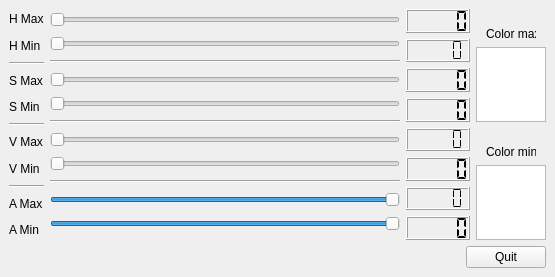
This is calibrationwindow.ui in Lproduct/test_thread as Qt 5 draws it before an edit. The edited form follows.
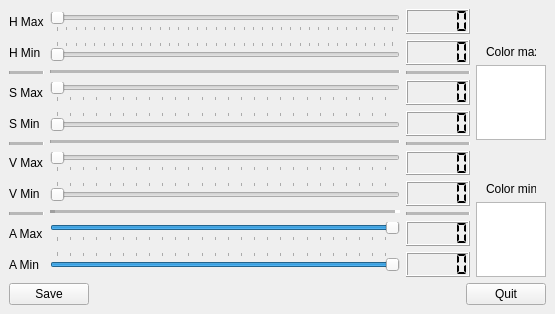
This is the edited form.

Diff of the .ui file:
```diff
--- a/calibrationwindow.ui
+++ b/calibrationwindow.ui
@@ -7,7 +7,7 @@
     <x>0</x>
     <y>0</y>
     <width>555</width>
-    <height>277</height>
+    <height>314</height>
    </rect>
   </property>
   <property name="windowTitle">
@@ -23,8 +23,8 @@
    <bool>false</bool>
   </property>
   <widget class="QWidget" name="centralwidget">
-   <layout class="QGridLayout" name="gridLayout" rowstretch="0,0" columnstretch="0,0,0,0,0">
-    <item row="0" column="0">
+   <layout class="QGridLayout" name="gridLayout" rowstretch="0,0,0" columnstretch="0">
+    <item row="1" column="0">
      <layout class="QHBoxLayout" name="horizontalLayout">
       <item>
        <layout class="QVBoxLayout" name="verticalLayout_2" stretch="0,0,0,0,0,0,0,0,0,0,0">
@@ -44,6 +44,9 @@
         </item>
         <item>
          <widget class="Line" name="line_6">
+          <property name="midLineWidth">
+           <number>5</number>
+          </property>
           <property name="orientation">
            <enum>Qt::Horizontal</enum>
           </property>
@@ -65,6 +68,9 @@
         </item>
         <item>
          <widget class="Line" name="line_4">
+          <property name="midLineWidth">
+           <number>5</number>
+          </property>
           <property name="orientation">
            <enum>Qt::Horizontal</enum>
           </property>
@@ -86,6 +92,9 @@
         </item>
         <item>
          <widget class="Line" name="line_2">
+          <property name="midLineWidth">
+           <number>5</number>
+          </property>
           <property name="orientation">
            <enum>Qt::Horizontal</enum>
           </property>
@@ -120,6 +129,9 @@
           <property name="orientation">
            <enum>Qt::Horizontal</enum>
           </property>
+          <property name="tickPosition">
+           <enum>QSlider::TicksBelow</enum>
+          </property>
          </widget>
         </item>
         <item>
@@ -133,10 +145,16 @@
           <property name="orientation">
            <enum>Qt::Horizontal</enum>
           </property>
+          <property name="tickPosition">
+           <enum>QSlider::TicksAbove</enum>
+          </property>
          </widget>
         </item>
         <item>
          <widget class="Line" name="line_5">
+          <property name="midLineWidth">
+           <number>5</number>
+          </property>
           <property name="orientation">
            <enum>Qt::Horizontal</enum>
           </property>
@@ -153,6 +171,9 @@
           <property name="orientation">
            <enum>Qt::Horizontal</enum>
           </property>
+          <property name="tickPosition">
+           <enum>QSlider::TicksBelow</enum>
+          </property>
          </widget>
         </item>
         <item>
@@ -166,10 +187,22 @@
           <property name="orientation">
            <enum>Qt::Horizontal</enum>
           </property>
+          <property name="tickPosition">
+           <enum>QSlider::TicksAbove</enum>
+          </property>
          </widget>
         </item>
         <item>
          <widget class="Line" name="line_3">
+          <property name="frameShadow">
+           <enum>QFrame::Sunken</enum>
+          </property>
+          <property name="lineWidth">
+           <number>1</number>
+          </property>
+          <property name="midLineWidth">
+           <number>5</number>
+          </property>
           <property name="orientation">
            <enum>Qt::Horizontal</enum>
           </property>
@@ -186,6 +219,9 @@
           <property name="orientation">
            <enum>Qt::Horizontal</enum>
           </property>
+          <property name="tickPosition">
+           <enum>QSlider::TicksBelow</enum>
+          </property>
          </widget>
         </item>
         <item>
@@ -199,10 +235,19 @@
           <property name="orientation">
            <enum>Qt::Horizontal</enum>
           </property>
+          <property name="tickPosition">
+           <enum>QSlider::TicksAbove</enum>
+          </property>
          </widget>
         </item>
         <item>
          <widget class="Line" name="line">
+          <property name="lineWidth">
+           <number>5</number>
+          </property>
+          <property name="midLineWidth">
+           <number>5</number>
+          </property>
           <property name="orientation">
            <enum>Qt::Horizontal</enum>
           </property>
@@ -219,6 +264,12 @@
           <property name="orientation">
            <enum>Qt::Horizontal</enum>
           </property>
+          <property name="tickPosition">
+           <enum>QSlider::TicksBelow</enum>
+          </property>
+          <property name="tickInterval">
+           <number>10</number>
+          </property>
          </widget>
         </item>
         <item>
@@ -232,6 +283,9 @@
           <property name="orientation">
            <enum>Qt::Horizontal</enum>
           </property>
+          <property name="tickPosition">
+           <enum>QSlider::TicksAbove</enum>
+          </property>
          </widget>
         </item>
        </layout>
@@ -258,6 +312,16 @@
           </property>
          </widget>
         </item>
+        <item>
+         <widget class="Line" name="line_8">
+          <property name="midLineWidth">
+           <number>5</number>
+          </property>
+          <property name="orientation">
+           <enum>Qt::Horizontal</enum>
+          </property>
+         </widget>
+        </item>
         <item>
          <widget class="QLCDNumber" name="lcdNumber_4">
           <property name="smallDecimalPoint">
@@ -278,6 +342,16 @@
           </property>
          </widget>
         </item>
+        <item>
+         <widget class="Line" name="line_7">
+          <property name="midLineWidth">
+           <number>5</number>
+          </property>
+          <property name="orientation">
+           <enum>Qt::Horizontal</enum>
+          </property>
+         </widget>
+        </item>
         <item>
          <widget class="QLCDNumber" name="lcdNumber_6">
           <property name="smallDecimalPoint">
@@ -298,6 +372,16 @@
           </property>
          </widget>
         </item>
+        <item>
+         <widget class="Line" name="line_9">
+          <property name="midLineWidth">
+           <number>5</number>
+          </property>
+          <property name="orientation">
+           <enum>Qt::Horizontal</enum>
+          </property>
+         </widget>
+        </item>
         <item>
          <widget class="QLCDNumber" name="lcdNumber_7">
           <property name="segmentStyle">
@@ -396,12 +480,23 @@
       </item>
      </layout>
     </item>
-    <item row="1" column="0" alignment="Qt::AlignRight">
-     <widget class="QPushButton" name="pushButtonQuit">
-      <property name="text">
-       <string>Quit</string>
-      </property>
-     </widget>
+    <item row="2" column="0">
+     <layout class="QHBoxLayout" name="horizontalLayout_3">
+      <item alignment="Qt::AlignLeft">
+       <widget class="QPushButton" name="pushButtonSave">
+        <property name="text">
+         <string>Save</string>
+        </property>
+       </widget>
+      </item>
+      <item alignment="Qt::AlignRight">
+       <widget class="QPushButton" name="pushButtonQuit">
+        <property name="text">
+         <string>Quit</string>
+        </property>
+       </widget>
+      </item>
+     </layout>
     </item>
    </layout>
   </widget>
```
